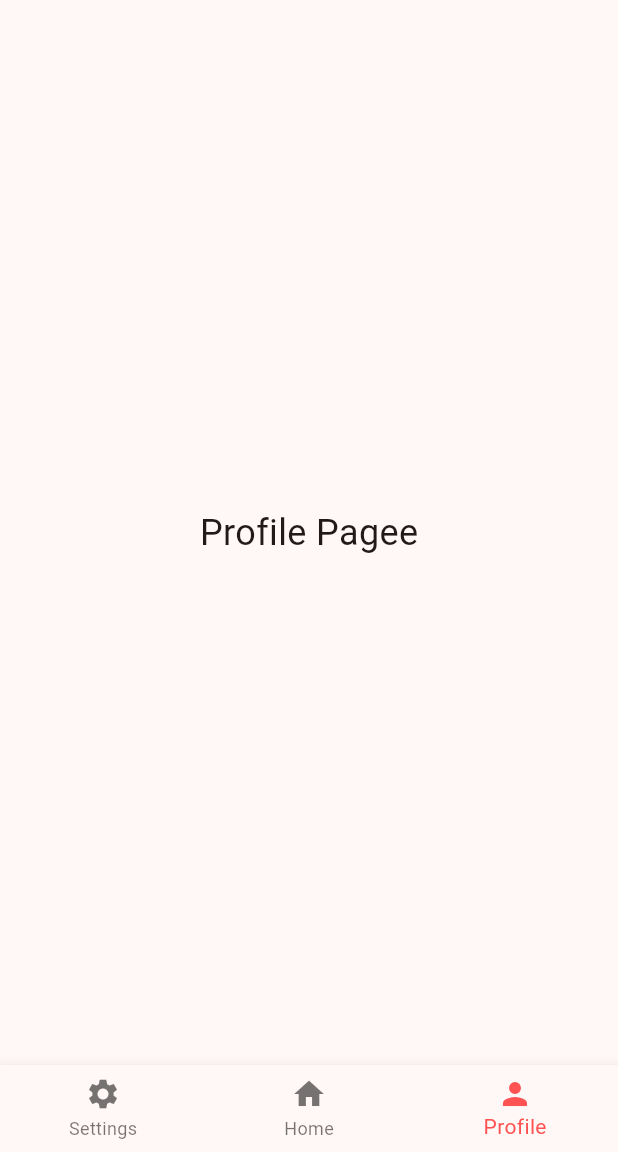
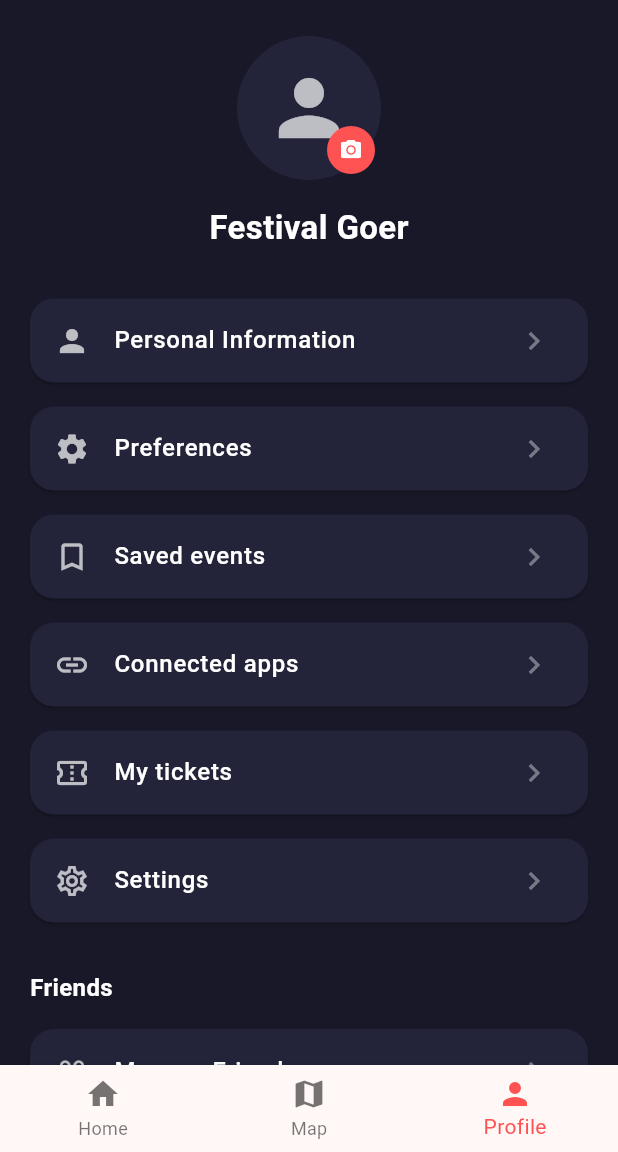
Before and after one commit to DemolaFestivalEvent/Vipteryx, a Flutter app: the screen it shows after launch, item 3 of the bottom bar chosen, on a phone screen of 412 x 824 dp, the part 84-1236 px from its top. Run offline on Flutter 3.47's test engine with Material 3 defaults, Android fonts, the phone set to English and light mode, and no system bars; our stand-ins replace flutter_map, latlong2.

Commit message:
changed the navbar to fit our needs better and made a profile page template

```diff
--- /dev/null
+++ b/vipteryx_demola2/lib/home_page.dart
@@ -0,0 +1,12 @@
+import 'package:flutter/material.dart';
+
+class HomePage extends StatelessWidget {
+  const HomePage({super.key});
+
+  @override
+  Widget build(BuildContext context) {
+    return const Center(
+      child: Text('Home Page', style: TextStyle(fontSize: 24)),
+    );
+  }
+}
--- a/vipteryx_demola2/lib/main.dart
+++ b/vipteryx_demola2/lib/main.dart
@@ -1,6 +1,6 @@
 import 'package:flutter/material.dart';
-import 'settings_page.dart';
-import 'home_map_page.dart';
+import 'home_page.dart';
+import 'map_page.dart';
 import 'profile_page.dart';
 
 void main() {
@@ -34,9 +34,9 @@
   int _selectedIndex = 1;
 
   static final List<Widget> _pages = <Widget>[
-    SettingsPage(),
-    HomeMapPage(),
-    ProfilePage(),
+    HomePage(),      // Home tab
+    MapPage(),       // Map tab
+    ProfilePage(),   // Profile tab
   ];
 
   void _onItemTapped(int index) {
@@ -76,12 +76,12 @@
       bottomNavigationBar: BottomNavigationBar(
         items: const <BottomNavigationBarItem>[
           BottomNavigationBarItem(
-            icon: Icon(Icons.settings),
-            label: 'Settings',
+            icon: Icon(Icons.home), // Changed from settings to home
+            label: 'Home',
           ),
           BottomNavigationBarItem(
-            icon: Icon(Icons.home),
-            label: 'Home',
+            icon: Icon(Icons.map), // Changed from home to map
+            label: 'Map',
           ),
           BottomNavigationBarItem(
             icon: Icon(Icons.person),
--- a/vipteryx_demola2/lib/home_map_page.dart
+++ b/vipteryx_demola2/lib/map_page.dart
@@ -2,8 +2,8 @@ import 'package:flutter/material.dart';
 import 'package:flutter_map/flutter_map.dart';
 import 'package:latlong2/latlong.dart';
 
-class HomeMapPage extends StatelessWidget {
-  const HomeMapPage({super.key});
+class MapPage extends StatelessWidget {
+  const MapPage({super.key});
 
   static const LatLng _center = LatLng(65.02147, 25.45964); // Kuusisaari
 
--- a/vipteryx_demola2/lib/profile_page.dart
+++ b/vipteryx_demola2/lib/profile_page.dart
@@ -5,8 +5,138 @@ class ProfilePage extends StatelessWidget {
 
   @override
   Widget build(BuildContext context) {
-    return const Center(
-      child: Text('Profile Pagee', style: TextStyle(fontSize: 24)),
+    final Color background = const Color(0xFF181828);
+    final Color cardColor = const Color(0xFF23233A);
+    final Color iconColor = Colors.white70;
+    final Color accent = Colors.redAccent;
+
+    return Container(
+      color: background,
+      child: ListView(
+        padding: const EdgeInsets.symmetric(horizontal: 20, vertical: 24),
+        children: [
+          // Profile picture and name
+          Column(
+            children: [
+              Stack(
+                alignment: Alignment.bottomRight,
+                children: [
+                  CircleAvatar(
+                    radius: 48,
+                    backgroundColor: cardColor,
+                    child: Icon(Icons.person, size: 60, color: iconColor),
+                  ),
+                  Positioned(
+                    bottom: 4,
+                    right: 4,
+                    child: CircleAvatar(
+                      radius: 16,
+                      backgroundColor: accent,
+                      child: Icon(Icons.camera_alt, size: 16, color: Colors.white),
+                    ),
+                  ),
+                ],
+              ),
+              const SizedBox(height: 16),
+              Text(
+                "Festival Goer",
+                style: TextStyle(
+                  fontWeight: FontWeight.bold,
+                  fontSize: 22,
+                  color: Colors.white,
+                ),
+              ),
+              const SizedBox(height: 24),
+            ],
+          ),
+          // Profile options
+          _ProfileCard(
+            color: cardColor,
+            icon: Icons.person,
+            text: "Personal Information",
+            iconColor: iconColor,
+          ),
+          _ProfileCard(
+            color: cardColor,
+            icon: Icons.settings,
+            text: "Preferences",
+            iconColor: iconColor,
+          ),
+          _ProfileCard(
+            color: cardColor,
+            icon: Icons.bookmark_border,
+            text: "Saved events",
+            iconColor: iconColor,
+          ),
+          _ProfileCard(
+            color: cardColor,
+            icon: Icons.link,
+            text: "Connected apps",
+            iconColor: iconColor,
+          ),
+          _ProfileCard(
+            color: cardColor,
+            icon: Icons.confirmation_num_outlined,
+            text: "My tickets",
+            iconColor: iconColor,
+          ),
+          _ProfileCard(
+            color: cardColor,
+            icon: Icons.settings_outlined,
+            text: "Settings",
+            iconColor: iconColor,
+          ),
+          const SizedBox(height: 24),
+          // Friends section
+          Text(
+            "Friends",
+            style: TextStyle(
+              fontWeight: FontWeight.bold,
+              fontSize: 16,
+              color: Colors.white,
+            ),
+          ),
+          const SizedBox(height: 8),
+          _ProfileCard(
+            color: cardColor,
+            icon: Icons.people_outline,
+            text: "Manage Friends",
+            iconColor: iconColor,
+          ),
+        ],
+      ),
     );
   }
 }
+
+class _ProfileCard extends StatelessWidget {
+  final Color color;
+  final IconData icon;
+  final String text;
+  final Color iconColor;
+
+  const _ProfileCard({
+    required this.color,
+    required this.icon,
+    required this.text,
+    required this.iconColor,
+  });
+
+  @override
+  Widget build(BuildContext context) {
+    return Card(
+      color: color,
+      margin: const EdgeInsets.symmetric(vertical: 8),
+      shape: RoundedRectangleBorder(borderRadius: BorderRadius.circular(16)),
+      child: ListTile(
+        leading: Icon(icon, color: iconColor),
+        title: Text(
+          text,
+          style: const TextStyle(color: Colors.white, fontWeight: FontWeight.w500),
+        ),
+        trailing: const Icon(Icons.chevron_right, color: Colors.white38),
+        onTap: () {},
+      ),
+    );
+  }
+}
--- a/vipteryx_demola2/lib/settings_page.dart
+++ /dev/null
@@ -1,12 +0,0 @@
-import 'package:flutter/material.dart';
-
-class SettingsPage extends StatelessWidget {
-  const SettingsPage({super.key});
-
-  @override
-  Widget build(BuildContext context) {
-    return const Center(
-      child: Text('Settings Page', style: TextStyle(fontSize: 24)),
-    );
-  }
-}
--- a/vipteryx_demola2/pubspec.yaml
+++ b/vipteryx_demola2/pubspec.yaml
@@ -38,6 +38,7 @@ dependencies:
   latlong2: ^0.9.0
 
   google_maps_flutter: ^2.6.0
+  image_picker: ^1.0.7
 
 dev_dependencies:
   flutter_test:
```
Also changed, not shown: vipteryx_demola2/pubspec.lock, 5 other files.
